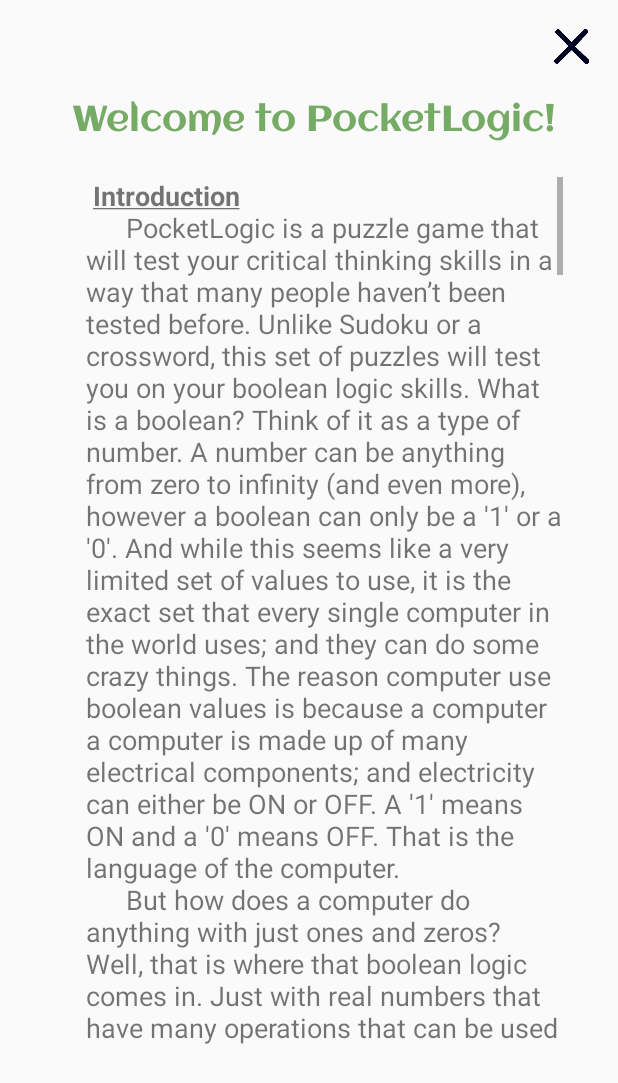
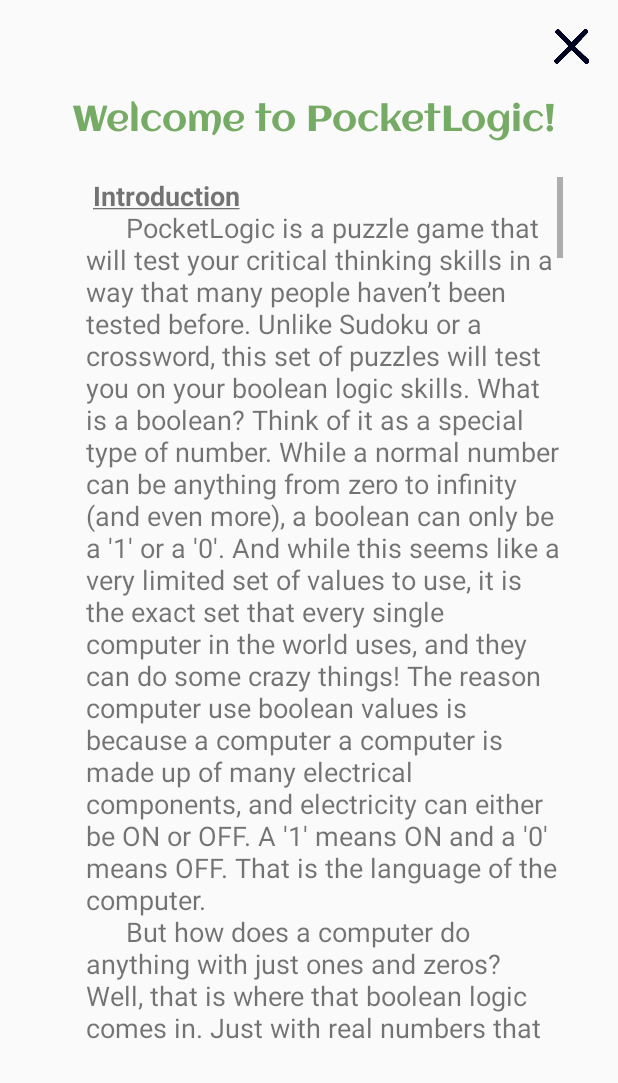
Before and after one commit to knloomis/PocketLogic_CSUCI_Spring2018, an Android app: the layout help_screen.xml on its own in the app's theme, with its tools: preview values and no code run, on a phone screen of 412 x 824 dp. Shown: the top 1083 px of the screen. Run offline under Robolectric (Android 15) with nearby library versions, the phone set to English and light mode, and no system bars.

Commit message:
Final image/icon edits for our final presentation!
Small edits to tutorial captions and to the help text, which were in our final presentation. Great work team!

```diff
--- a/app/src/main/java/com/pocketlogic/pocketlogic/PocketLogic/LevelManager.java
+++ b/app/src/main/java/com/pocketlogic/pocketlogic/PocketLogic/LevelManager.java
@@ -85,7 +85,7 @@
         //level_1.setLevelName("Connor's random level (2 Switch)");
         level_1_hard.setLevelName("Level 1 Hard");
         level_1_hard.setSwitchesAmount(1);
-        level_1_hard.setTimeLimit(60);
+        level_1_hard.setTimeLimit(10);
         //level_1_hard.setTruthTable(Logic.randLevel(2));
         level_1_hard.setTruthTable(level_1_table);
 
@@ -101,7 +101,7 @@
         //level_2.setLevelName("Connor's random level (3 Switch)");
         level_2_hard.setLevelName("Level 2 Hard");
         level_2_hard.setSwitchesAmount(2);
-        level_2_hard.setTimeLimit(60);
+        level_2_hard.setTimeLimit(10);
         //level_2_hard.setTruthTable(Logic.randLevel(3));
         level_2_hard.setTruthTable(level_2_table);
 
--- a/app/src/main/res/layout/activity_tutorial_test.xml
+++ b/app/src/main/res/layout/activity_tutorial_test.xml
@@ -57,16 +57,16 @@
 
     <Button
         android:id="@+id/tutorialTestMenuButton"
-        android:layout_width="159dp"
-        android:layout_height="66dp"
-        android:layout_marginBottom="30dp"
+        android:layout_width="105dp"
+        android:layout_height="55dp"
+        android:layout_marginBottom="40dp"
         android:layout_marginEnd="8dp"
         android:layout_marginLeft="8dp"
         android:layout_marginRight="8dp"
         android:layout_marginStart="8dp"
         android:background="@color/buttonGreen"
         android:onClick="quitTutorialTest"
-        android:text="Back to Main Menu"
+        android:text="Return"
         android:textColor="@color/white"
         android:textSize="20sp"
         app:layout_constraintBottom_toBottomOf="parent"
--- a/app/src/main/res/values/strings.xml
+++ b/app/src/main/res/values/strings.xml
@@ -6,19 +6,19 @@
         <b><u>Introduction\n</u></b>
         <p>
             \t\tPocketLogic is a puzzle game that will test your critical thinking skills in a way that many people haven’t been tested before.
-            Unlike Sudoku or a crossword, this set of puzzles will test you on your boolean logic skills.  What is a boolean? Think of it as a type of number.
-            A number can be anything from zero to infinity (and even more), however a boolean can only be a \'1\' or a \'0\'.
-            And while this seems like a very limited set of values to use, it is the exact set that every single computer in the world uses;  and they can do some crazy things.
-            The reason computer use boolean values is because a computer a computer is made up of many electrical components; and electricity can either be ON or OFF.
+            Unlike Sudoku or a crossword, this set of puzzles will test you on your boolean logic skills.  What is a boolean? Think of it as a special type of number.
+            While a normal number can be anything from zero to infinity (and even more), a boolean can only be a \'1\' or a \'0\'.
+            And while this seems like a very limited set of values to use, it is the exact set that every single computer in the world uses,  and they can do some crazy things!
+            The reason computer use boolean values is because a computer a computer is made up of many electrical components, and electricity can either be ON or OFF.
             A \'1\' means ON and a \'0\' means OFF.  That is the language of the computer.
             \n\t\tBut how does a computer do anything with just ones and zeros? Well, that is where that boolean logic comes in.
-            Just with real numbers that have many operations that can be used on them such as Algebra and Calculus, these 1’s and 0’s have boolean functions.
+            Just with real numbers that have many operations that can be used on them such as addition or subtraction, these 1’s and 0’s have boolean functions.
             But don’t be intimidated.  Boolean functions are simple and easy to understand.\n
         </p>
 
         <b><u>\nFunctions\n</u></b>
         <p>
-            \t\tThere are three basic boolean functions.
+            \t\tThere are three basic boolean functions: NOT, OR, and AND.
             With these three alone, in theory, any computer can be built.
             That is if there is enough of them strung together!
             When these functions are turned into physical devices, they are called gates.
@@ -32,13 +32,13 @@
 
         <b><u>\nThe Gates\n</u></b>
         <p>
-            \t\tLet\'s start with the easiest to understand, the NOT gate.  This is the only logic gate to only have a single input.  Its name almost gives away its function too!
+            \t\tLet\'s start with the easiest to understand, the <b>NOT</b> gate.  This is the only logic gate to only have a single input.  Its name almost gives away its function too!
             Simply put, if its input is 1 then its output is 0; if its input is 0, then its output is 1.  That’s all there is to it!  Can you see why it’s called a NOT gate?
             Another name for it is an inverter, because it always outputs the opposite of the input it’s given.
-            \n\t\tNext up is the OR gate.  This is our first gate to use two inputs (and so will the rest).  Again this gate almost gives away its function from its name.
+            \n\t\tNext up is the <b>OR</b> gate.  This is our first gate to use two inputs (and so will the rest).  Again this gate almost gives away its function from its name.
             For the output of this gate to be a 1, then “either or” of the inputs must be a 1.  So, for example, if one input is a 1 and the other is a 0, then the output is 1.
             Now lets say both inputs are a 1.  The output is still 1.  The only time an OR gate is outputting a 0 is when both inputs are 0.
-            \n\t\tNow for the final of the basic gates, the AND gate.  This is considered the complement of the OR function.
+            \n\t\tNow for the final of the basic gates, the <b>AND</b> gate.  This is considered the complement of the OR function.
             Where OR was “either or” the AND function is only outputting a 1 if both inputs are a 1, hence the “and”.  The AND gate is great for testing if two other signals are both 1’s.
             It will output a 0 if any of its inputs are a 0, no matter what the other is.\n
         </p>
@@ -46,10 +46,10 @@
         <b><u>\n‘Complex Gates’\n</u></b>
         <p>
             \t\tDon\’t let the name scare you; these aren\’t any more difficult that the previous three.  Actually, all of the \‘complex gates\’ are combinations of AND, OR, and NOT.
-            \n\t\tThe first of these is the NAND gate.  Looking at the name we can almost decipher what this gate is doing.  Let\'s split its name into two parts: the “N” and the “AND”.
+            \n\t\tThe first of these is the <b>NAND</b> gate.  Looking at the name we can almost decipher what this gate is doing.  Let\'s split its name into two parts: the “N” and the “AND”.
             This can be interpreted as a NOT and an AND gate.  So, a NAND gate is just an AND gate with a NOT gate attached to its output.  This means that whatever a normal AND gate would have outputted is inverted to the opposite.
             For example, a NAND gate with two 1\’s for inputs will output a 0.  If any of its inputs is a 0, no matter what the other is, it will output a 1.  It\'s just an opposite AND gate!
-            \n\t\tThe next is NOR.  And yes, you guessed it!  It\’s the opposite of an OR gate!  So, if a NOR gate has at least a single 1 for any of its inputs, it will output a 0.
+            \n\t\tThe next is <b>NOR</b>.  And yes, you guessed it!  It\’s the opposite of an OR gate!  So, if a NOR gate has at least a single 1 for any of its inputs, it will output a 0.
             A great application of this gate is to test if all of its inputs are a 0, then it will output a 1; otherwise it will always output a 0.\n
         </p>
 
@@ -57,7 +57,7 @@
         <p>
             \t\tThere is one final boolean function, and it is arguably one of the more important because it is one of the more commonly used gates because of its ability to simplify logic circuits.
             It actually the main function used for adding numbers in a computer.
-            \n\t\tThis function is called the XOR gate.  Just like with NAND and NOR, let\’s split the name into an “X” and an “OR”.
+            \n\t\tThis function is called the <b>XOR</b> gate.  Just like with NAND and NOR, let\’s split the name into an “X” and an “OR”.
             While the “N” from the other simply meant to invert (or NOT) the output, the “X” is a little different.  While the OR gate was considered ‘either or’, the “X” makes the XOR gate an ‘exclusive or’.
             How does this work?  Instead of outputting a 1 if one or more or its inputs is 1 (like OR), it will output 1 only if one of its inputs is a 1!
             For example, if an XOR gate has an input of a 1 and a 0, the output is a 1.  If its inputs are both 1 or both 0, then its output is a 0.
@@ -77,23 +77,34 @@
         <p>
             \t\tAt first these functions can be a little confusing and just a bit hard to keep their functions straight in your head.
             All of these logic functions can be visualized in something called a truth table.  These are simple tables that list all possible inputs along with the output those inputs would give,
-            based on the function.  For these tables the two inputs will be represented with A and B.  The outputs will be represented as an X.  This provides a quick and easy way to lookup a gates function.
+            based on the function.  For these tables the inputs will be represented by a light switch icon.  The output will be represented by a lightbulb icon.  This provides a quick and easy way to lookup a gates function.
             \n
         </p>
 
         <b><u>\nThe Gameplay\n</u></b>
         <p>
             \t\tPocketLogic takes a slightly different approach to building logic circuits.  This is because of its nature as a puzzle game.  The player is given a truth table, much like the tables representing the logic gates.
-            The main difference is, to complete the table, a string of gates must be put together.  The tables inputs, which can range from one to four inputs, will represented by the switches at the top of the Play Area,
+            The main difference is, to complete the table, a string of gates must be put together.  The table\'s inputs, which can range from one to four inputs, will be represented by the switches at the top of the active level screen,
             and the output of the table will be a light bulb at the bottom.  In other words, the table’s logic cannot be completed with a single gate in most cases.
             This table will be displayed at the start of each level and can be access at anytime from the table icon in the bottom right of the puzzle area.
             From there the player must build the logic circuit.  To do this the player will tap on predefined ‘tile spaces’.
             Whenever a tile space is selected the Gate Menu will appear.  This menu contains all the gates needed to complete the circuit.  In some cases the difficulty will restrict certain gates from being used.
             To place a new gate simply tap the gate desired and it will be filled into the Tile Space previously selected.
-            If a gate is wished to be changed, tapping the gate will reopen the Gate Menu and a new gate can be selected to replace it.
+            If you wish to change a gate, tapping the gate will reopen the Gate Menu and a new gate can be selected to replace it.
 
             \n
         </p>
+        <p>\t\tOf course, placing gates isn\'t the only part of building a circuit - you have to connect them too! In order to connect one gate to another, click the tile you wish to set as the output in order to bring up the Tile Menu.
+            From there, select the middle icon, indicated by two glowing cubes with a red line between them. This will set your selected gate to an "active" state, indicated by a glowing white border. Then, simply click on your destination
+            gate, and a link will be drawn between the two, setting your initially selected gate as the input of the second gate. Be warned, though! Gates cannot be set as the input for gates that are higher up than them, so any linking attempts
+            will fail. Additionally, a gate can only ever have two inputs: if you try to set a third, the first set input connection will be overwritten with the new one. If you have initiated linking mode but have changed your mind, simply click on the active gate again in order to exit linking mode.
+            \n\t\tSwitches have much simpler functionality. Switches only have two possible operations: flip their own value - 0 to 1, or 1 to 0 - or be set as an input to a gate. To flip the value of a switch, simply tap on the switch. To set the switch as an input, tap on the grid space below the switch
+            to enter it into linking mode - again, indicated by a glowing white outline - then tap the destination gate in order to set the switch as the input for that gate. And that\'s it!
+            \n\t\tAt any time, if you wish to unlink a tile from its output, simply enter linking mode for that tile, then click its output tile once again. This will clear the connection, and the line between the two will be removed.
+
+            \n
+        </p>
+        <p>\n\t\tWell, that\'s all the advice I have for you. Best of luck on your PocketLogic adventure!</p>
 
         <b><u>\n\n</u></b>
         <p>
@@ -113,7 +124,7 @@
             \n
         </p>
 
-        \n\n\n\n\n
+        \n\n\n\n\n\n
 
     </string>
 </resources>
```
Also changed, not shown: app/src/main/res/drawable-v24/caption_1.png, app/src/main/res/drawable-v24/caption_2.png, app/src/main/res/drawable-v24/caption_3.png, app/src/main/res/drawable-v24/missionfailed.png.
